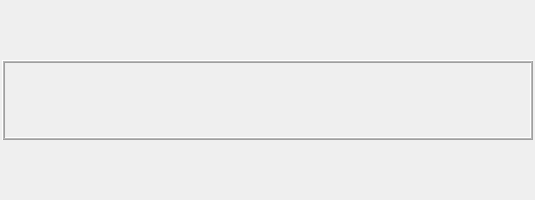
The window that forms/imageStackWidget.ui (isis-group/vast) describes before a commit, drawn with Qt 5.
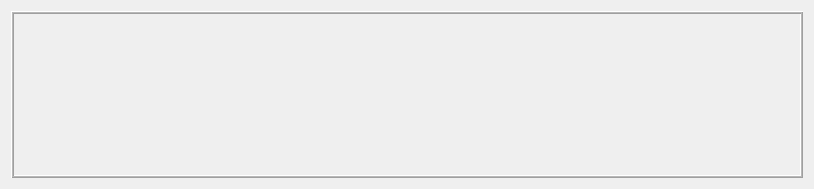
The same window after the commit. Icons and pictures are not drawn.

What changed in the file:
```diff
--- a/forms/imageStackWidget.ui
+++ b/forms/imageStackWidget.ui
@@ -6,12 +6,12 @@
    <rect>
     <x>0</x>
     <y>0</y>
-    <width>535</width>
-    <height>200</height>
+    <width>814</width>
+    <height>189</height>
    </rect>
   </property>
   <property name="sizePolicy">
-   <sizepolicy hsizetype="Preferred" vsizetype="Maximum">
+   <sizepolicy hsizetype="Minimum" vsizetype="Maximum">
     <horstretch>0</horstretch>
     <verstretch>0</verstretch>
    </sizepolicy>
@@ -25,24 +25,18 @@
   <property name="windowTitle">
    <string>Form</string>
   </property>
-  <layout class="QVBoxLayout" name="verticalLayout" stretch="0">
-   <property name="spacing">
-    <number>2</number>
-   </property>
-   <property name="margin">
-    <number>2</number>
-   </property>
+  <layout class="QVBoxLayout" name="verticalLayout">
    <item>
     <widget class="QFrame" name="frame">
      <property name="sizePolicy">
-      <sizepolicy hsizetype="Minimum" vsizetype="Maximum">
+      <sizepolicy hsizetype="Minimum" vsizetype="Minimum">
        <horstretch>0</horstretch>
        <verstretch>0</verstretch>
       </sizepolicy>
      </property>
      <property name="minimumSize">
       <size>
-       <width>300</width>
+       <width>600</width>
        <height>80</height>
       </size>
      </property>
@@ -56,46 +50,28 @@
       <number>1</number>
      </property>
      <layout class="QHBoxLayout" name="horizontalLayout">
-      <property name="spacing">
-       <number>2</number>
-      </property>
-      <property name="margin">
-       <number>2</number>
-      </property>
       <item>
-       <widget class="QFrame" name="frame_2">
+       <widget class="QWidget" name="imageStackPlaceHolder" native="true">
         <property name="sizePolicy">
-         <sizepolicy hsizetype="Preferred" vsizetype="Minimum">
+         <sizepolicy hsizetype="Minimum" vsizetype="Minimum">
           <horstretch>0</horstretch>
           <verstretch>0</verstretch>
          </sizepolicy>
         </property>
-        <property name="frameShape">
-         <enum>QFrame::NoFrame</enum>
+        <property name="minimumSize">
+         <size>
+          <width>600</width>
+          <height>0</height>
+         </size>
         </property>
-        <property name="frameShadow">
-         <enum>QFrame::Raised</enum>
+        <property name="autoFillBackground">
+         <bool>false</bool>
         </property>
-        <layout class="QGridLayout" name="gridLayout_2">
-         <property name="margin">
-          <number>2</number>
-         </property>
-         <property name="spacing">
-          <number>2</number>
-         </property>
-         <item row="0" column="0">
-          <widget class="QWidget" name="imageStackPlaceHolder" native="true">
-           <property name="sizePolicy">
-            <sizepolicy hsizetype="Minimum" vsizetype="Minimum">
-             <horstretch>0</horstretch>
-             <verstretch>0</verstretch>
-            </sizepolicy>
-           </property>
-          </widget>
-         </item>
-        </layout>
        </widget>
       </item>
+      <item>
+       <widget class="QWidget" name="widget" native="true"/>
+      </item>
      </layout>
     </widget>
    </item>
```
